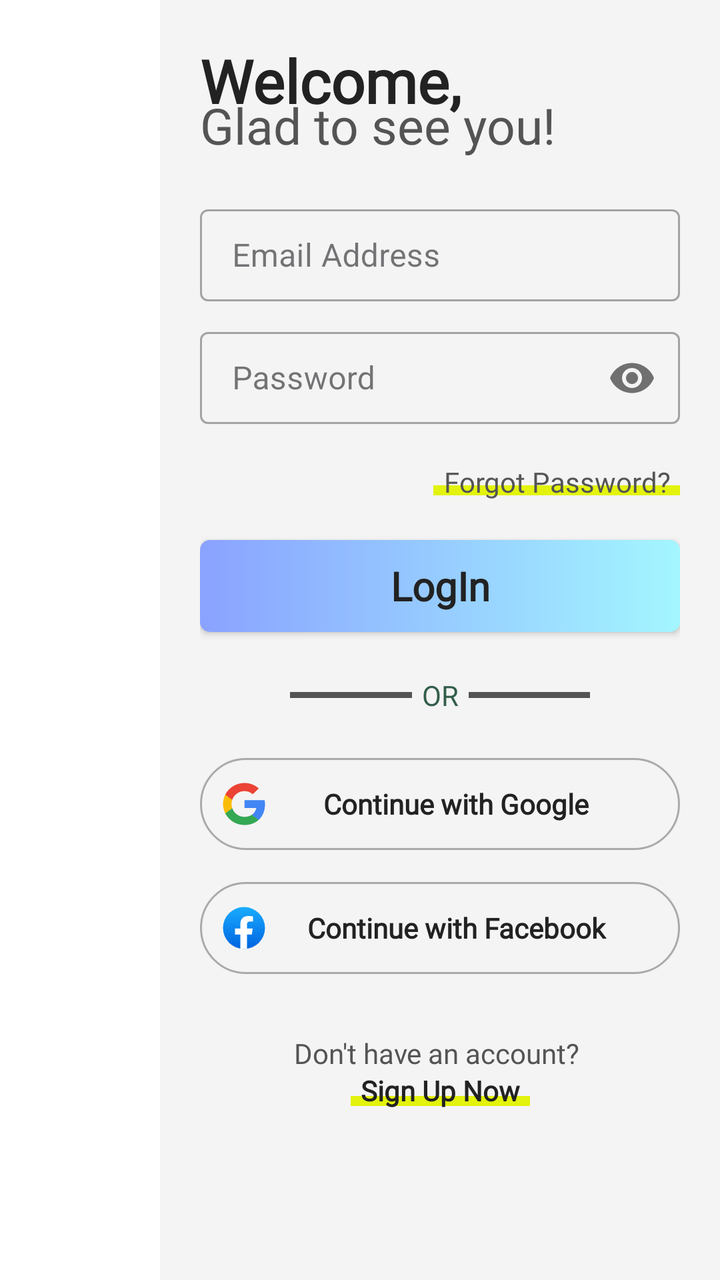
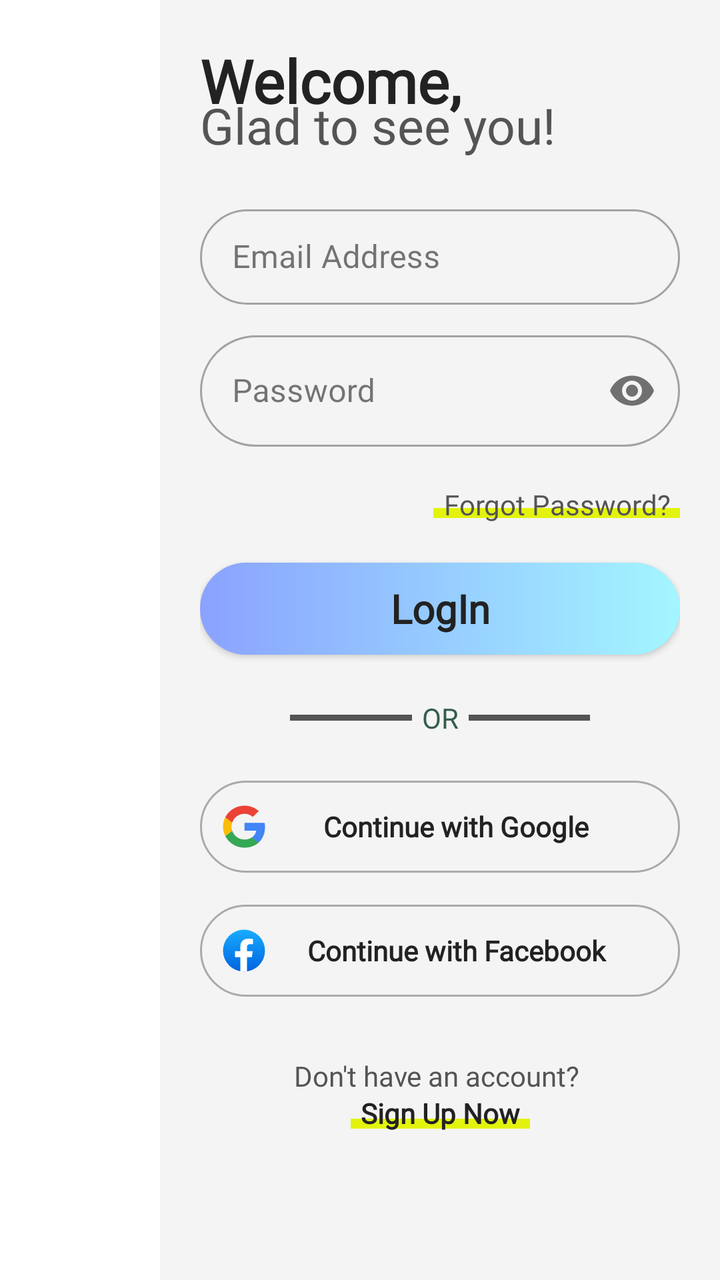

Before-and-after screenshots of an Android layout around one commit, followed by the original layout XML and the change that was made.
<!-- AndroidManifest.xml: application theme Theme.SmartEngineer -->
<!-- res/layout/fragment_login.xml -->
<?xml version="1.0" encoding="utf-8"?>
<androidx.constraintlayout.widget.ConstraintLayout xmlns:android="http://schemas.android.com/apk/res/android"
    xmlns:app="http://schemas.android.com/apk/res-auto"
    xmlns:tools="http://schemas.android.com/tools"
    android:layout_width="match_parent"
    android:layout_height="match_parent"
    tools:context=".fragment.LoginFragment">

    <LinearLayout
        android:id="@+id/sideBar"
        style="@style/sideBar"
        android:orientation="vertical"
        app:layout_constraintBottom_toBottomOf="parent"
        app:layout_constraintStart_toStartOf="parent"
        app:layout_constraintTop_toTopOf="parent" />

    <androidx.constraintlayout.widget.ConstraintLayout
        android:id="@+id/constraintLayout"
        android:layout_width="0dp"
        android:layout_height="match_parent"
        app:layout_constraintBottom_toBottomOf="parent"
        app:layout_constraintEnd_toEndOf="parent"
        app:layout_constraintStart_toEndOf="@+id/sideBar"
        app:layout_constraintTop_toTopOf="parent">

        <ScrollView
            android:layout_width="match_parent"
            android:layout_height="match_parent"
            android:background="@color/mainContainer_Bg"
            android:padding="20dp"
            android:scrollbars="none">

            <androidx.constraintlayout.widget.ConstraintLayout
                android:layout_width="match_parent"
                android:layout_height="wrap_content">

                <TextView
                    android:id="@+id/tvHeading"
                    style="@style/mainContainer_H1"
                    android:layout_width="0dp"
                    android:layout_height="wrap_content"
                    android:text="@string/welcome"
                    app:layout_constraintEnd_toEndOf="parent"
                    app:layout_constraintStart_toStartOf="parent"
                    app:layout_constraintTop_toTopOf="parent" />

                <TextView
                    android:id="@+id/tvSubHeading"
                    style="@style/mainContainer_H2"
                    android:layout_width="match_parent"
                    android:layout_height="wrap_content"
                    android:text="@string/glad_to_see_you"
                    app:layout_constraintEnd_toEndOf="parent"
                    app:layout_constraintStart_toStartOf="parent"
                    app:layout_constraintTop_toBottomOf="@+id/tvHeading" />

                <com.google.android.material.textfield.TextInputLayout
                    android:id="@+id/etLabelEmail"
                    style="@style/Widget.MaterialComponents.TextInputLayout.OutlinedBox.Dense"
                    android:layout_width="match_parent"
                    android:layout_height="wrap_content"
                    android:layout_marginTop="20dp"
                    android:hint="@string/email_address"
                    app:hintTextColor="@color/mainContainer_SubHeadingText"
                    app:layout_constraintEnd_toEndOf="parent"
                    app:layout_constraintStart_toStartOf="parent"
                    app:layout_constraintTop_toBottomOf="@+id/tvSubHeading">


                    <com.google.android.material.textfield.TextInputEditText
                        android:id="@+id/loginEmail"
                        android:layout_width="match_parent"
                        android:layout_height="46dp"
                        android:inputType="textEmailAddress"
                        android:textColor="@color/mainContainer_HeadingText" />

                </com.google.android.material.textfield.TextInputLayout>

                <com.google.android.material.textfield.TextInputLayout
                    android:id="@+id/etLabelPassword"
                    style="@style/Widget.MaterialComponents.TextInputLayout.OutlinedBox"
                    android:layout_width="match_parent"
                    android:layout_height="wrap_content"
                    android:layout_marginTop="10dp"
                    android:hint="@string/password"
                    app:hintTextColor="@color/mainContainer_SubHeadingText"
                    app:layout_constraintEnd_toEndOf="parent"
                    app:layout_constraintStart_toStartOf="parent"
                    app:layout_constraintTop_toBottomOf="@+id/etLabelEmail"
                    app:passwordToggleEnabled="true">

                    <com.google.android.material.textfield.TextInputEditText
                        android:id="@+id/loginPassword"
                        android:layout_width="match_parent"
                        android:layout_height="46dp"
                        android:inputType="textPassword"
                        android:textColor="@color/mainContainer_HeadingText" />

                </com.google.android.material.textfield.TextInputLayout>

                <androidx.appcompat.widget.AppCompatButton
                    android:id="@+id/btnForgotPassword"
                    android:layout_width="wrap_content"
                    android:layout_height="wrap_content"
                    android:layout_marginTop="5dp"
                    android:layout_gravity="end"
                    android:background="@color/transparent"
                    android:fontFamily="@font/logo_font"
                    android:paddingLeft="5dp"
                    android:paddingRight="5dp"
                    android:text="Forgot Password?"
                    android:textAllCaps="false"
                    android:textColor="@color/mainContainer_SubHeadingText"
                    app:layout_constraintEnd_toEndOf="parent"
                    app:layout_constraintTop_toBottomOf="@+id/etLabelPassword" />

                <view
                    class="android.widget.ImageView"
                    android:layout_width="0dp"
                    android:layout_height="5dp"
                    android:layout_marginTop="8dp"
                    android:background="@color/underlineText"
                    android:padding="2dp"
                    app:layout_constraintBottom_toBottomOf="@+id/btnForgotPassword"
                    app:layout_constraintEnd_toEndOf="@+id/btnForgotPassword"
                    app:layout_constraintStart_toStartOf="@+id/btnForgotPassword"
                    app:layout_constraintTop_toTopOf="@+id/btnForgotPassword" />

                <androidx.appcompat.widget.AppCompatButton
                    android:id="@+id/btnLogin"
                    android:layout_width="match_parent"
                    android:layout_height="46dp"
                    android:background="@drawable/bg_button"
                    android:clickable="true"
                    android:elevation="4dp"
                    android:layout_marginTop="5dp"
                    android:focusable="true"
                    android:gravity="center_vertical|center_horizontal"
                    android:fontFamily="@font/roboto"
                    android:foreground="?attr/selectableItemBackground"
                    android:text="@string/login"
                    android:textColor="@color/mainContainer_HeadingText"
                    android:textAllCaps="false"
                    android:textSize="20sp"
                    android:textStyle="bold"
                    app:layout_constraintEnd_toEndOf="parent"
                    app:layout_constraintStart_toStartOf="parent"
                    app:layout_constraintTop_toBottomOf="@+id/btnForgotPassword" />

                <view
                    android:id="@+id/viewLine"
                    class="android.widget.ImageView"
                    android:layout_width="150dp"
                    android:layout_height="3dp"
                    android:layout_marginTop="30dp"
                    android:background="@color/mainContainer_SubHeadingText"
                    android:padding="2dp"
                    app:layout_constraintEnd_toEndOf="parent"
                    app:layout_constraintStart_toStartOf="parent"
                    app:layout_constraintTop_toBottomOf="@+id/btnLogin" />

                <TextView
                    android:id="@+id/orWith"
                    android:layout_width="wrap_content"
                    android:layout_height="wrap_content"
                    android:layout_gravity="center"
                    android:background="@color/mainContainer_Bg"
                    android:fontFamily="@font/main_font_regular_2"
                    android:paddingLeft="5dp"
                    android:paddingRight="5dp"
                    android:text="OR"
                    android:textAllCaps="false"
                    android:textColor="#335e4a"
                    app:layout_constraintBottom_toBottomOf="@+id/viewLine"
                    app:layout_constraintEnd_toEndOf="@+id/viewLine"
                    app:layout_constraintStart_toStartOf="@+id/viewLine"
                    app:layout_constraintTop_toTopOf="@+id/viewLine" />

                <androidx.appcompat.widget.AppCompatButton
                    android:layout_width="match_parent"
                    android:layout_height="46dp"
                    android:id="@+id/googleCntBtn"
                    android:drawableStart="@drawable/sl_google_color"
                    android:src="@drawable/svg_btn_continue_with_google"
                    android:text="@string/continue_with_google"
                    android:textColor="@color/mainContainer_HeadingText"
                    android:textSize="@dimen/text_size_medium"
                    android:layout_marginTop="30dp"
                    app:layout_constraintEnd_toEndOf="parent"
                    app:layout_constraintStart_toStartOf="parent"
                    app:layout_constraintTop_toBottomOf="@+id/viewLine"
                    style="@style/btn_social_media" />

                <androidx.appcompat.widget.AppCompatButton
                    android:layout_width="match_parent"
                    android:layout_height="46dp"
                    android:id="@+id/facebookCntBtn"
                    android:drawableStart="@drawable/sl_facebook_color"
                    android:textColor="@color/mainContainer_HeadingText"
                    android:src="@drawable/svg_btn_continue_with_google"
                    android:text="@string/continue_with_facebook"
                    android:layout_marginTop="16dp"
                    android:textSize="@dimen/text_size_medium"
                    app:layout_constraintEnd_toEndOf="parent"
                    app:layout_constraintStart_toStartOf="parent"
                    app:layout_constraintTop_toBottomOf="@+id/googleCntBtn"
                    style="@style/btn_social_media" />

                

                <TextView
                    android:id="@+id/tvAnyAccount"
                    android:layout_width="wrap_content"
                    android:layout_height="wrap_content"
                    android:layout_marginTop="30dp"
                    android:fontFamily="@font/logo_font"
                    android:paddingLeft="5dp"
                    android:paddingRight="5dp"
                    android:text="Don't have an account? "
                    android:textAlignment="center"
                    android:textColor="@color/mainContainer_SubHeadingText"
                    app:layout_constraintEnd_toEndOf="parent"
                    app:layout_constraintStart_toStartOf="parent"
                    app:layout_constraintTop_toBottomOf="@+id/facebookCntBtn" />

                <androidx.appcompat.widget.AppCompatButton
                    android:id="@+id/btnSignUp"
                    android:layout_width="wrap_content"
                    android:layout_height="wrap_content"
                    android:layout_gravity="center"
                    android:layout_marginTop="-15dp"
                    android:background="@color/transparent"
                    android:fontFamily="@font/main_font_regular_2"
                    android:paddingLeft="5dp"
                    android:paddingRight="5dp"
                    android:text="Sign Up Now"
                    android:textAllCaps="false"
                    android:textColor="@color/mainContainer_HeadingText"
                    android:textStyle="bold"
                    app:layout_constraintEnd_toEndOf="parent"
                    app:layout_constraintStart_toStartOf="parent"
                    app:layout_constraintTop_toBottomOf="@+id/tvAnyAccount" />

                <view
                    android:id="@+id/view"
                    class="android.widget.ImageView"
                    android:layout_width="0dp"
                    android:layout_height="5dp"
                    android:layout_marginTop="10dp"
                    android:background="@color/underlineText"
                    android:padding="2dp"
                    app:layout_constraintBottom_toBottomOf="@+id/btnSignUp"
                    app:layout_constraintEnd_toEndOf="@+id/btnSignUp"
                    app:layout_constraintStart_toStartOf="@+id/btnSignUp"
                    app:layout_constraintTop_toTopOf="@+id/btnSignUp" />

            </androidx.constraintlayout.widget.ConstraintLayout>
        </ScrollView>

    </androidx.constraintlayout.widget.ConstraintLayout>

</androidx.constraintlayout.widget.ConstraintLayout>
<!-- resources referenced by this layout -->
<resources>
  <color name="mainContainer_Bg">#f4f4f4</color>
  <color name="mainContainer_HeadingText">#222222</color>
  <color name="mainContainer_SubHeadingText">#545454</color>
  <color name="transparent">#00000000</color>
  <color name="underlineText">#E3F30D</color>
  <dimen name="text_size_medium">16sp</dimen>
  <!-- drawable bg_button (drawable) -->
  <?xml version="1.0" encoding="utf-8"?>
  <shape xmlns:android="http://schemas.android.com/apk/res/android"
      android:shape="rectangle">
  
      <corners android:radius="5dp"/>
      <gradient android:startColor="@color/BtnGradientBlue__Dark"
          android:endColor="@color/BtnGradientBlue__Light"/>
  
  </shape>
  <string name="continue_with_facebook">Continue with Facebook</string>
  <string name="continue_with_google">Continue with Google</string>
  <string name="email_address">Email Address</string>
  <string name="glad_to_see_you">Glad to see you!</string>
  <string name="login">LogIn</string>
  <string name="password">Password</string>
  <string name="welcome">Welcome,</string>
  <style name="mainContainer_H1">
          <item name="android:fontFamily">@font/main_font_regular_2</item>
          <item name="android:textAlignment">textStart</item>
          <item name="android:textColor">@color/mainContainer_HeadingText</item>
          <item name="android:textSize">30sp</item>
          <item name="android:textStyle">bold</item>
      </style>
  <style name="mainContainer_H2">
          <item name="android:layout_marginTop">-15dp</item>
          <item name="android:fontFamily">@font/main_font_regular_2</item>
          <item name="android:textAlignment">textStart</item>
          <item name="android:textColor">@color/mainContainer_SubHeadingText</item>
          <item name="android:textSize">25sp</item>
      </style>
  <style name="sideBar">
          <item name="android:layout_width">@dimen/size_sidebar_width</item>
          <item name="android:layout_height">match_parent</item>
          <item name="android:background">@color/sideBar_Bg</item>
          <item name="android:orientation">vertical</item>
      </style>
  <style name="Theme.SmartEngineer" parent="Base.Theme.SmartEngineer" />
  <color name="BtnGradientBlue__Dark">#8AA2FF</color>
  <color name="BtnGradientBlue__Light">#A3F6FF</color>
  <!-- drawable sl_button_social_login_signup (drawable) -->
  <?xml version="1.0" encoding="utf-8"?>
  <shape xmlns:android="http://schemas.android.com/apk/res/android"
      android:shape="rectangle">
  
      <stroke android:width="1dp"
          android:color="@color/gray__Light"/>
      <corners android:radius="50dp"/>
  
  </shape>
  <string name="continue_with_social_media">Continue with Social Media</string>
  <dimen name="size_xlarge">32dp</dimen>
  <dimen name="size_sidebar_width">112dp</dimen>
  <color name="sideBar_Bg">#FFFFFFFF</color>
  <style name="Base.Theme.SmartEngineer" parent="Theme.Material3.DayNight.NoActionBar">
          
          
  
          
          <item name="colorPrimary">@color/blue__LavenderBlue</item>
          <item name="colorPrimaryVariant">@color/blue__LavenderBlue</item>
          <item name="colorOnPrimary">@color/white</item>
          
          <item name="colorSecondary">@color/green__VividCyan</item>
          <item name="colorSecondaryVariant">@color/green__DarkCyan</item>
          <item name="colorOnSecondary">@color/black</item>
          
          <item name="android:statusBarColor">?attr/colorPrimaryVariant</item>
          
      </style>
  <color name="gray__Light">#aaaaaa</color>
  <color name="blue__LavenderBlue">#8692f7</color>
  <color name="white">#FFFFFFFF</color>
  <color name="green__VividCyan">#03DAC5</color>
  <color name="green__DarkCyan">#008B8B</color>
  <color name="black">#000000</color>
  <!-- unchanged entries left out for length: 4 -->
</resources>

<!-- the commit's change to res/layout/fragment_login.xml (unified diff, before → after) -->
@@ -64,13 +64,14 @@
                     app:hintTextColor="@color/mainContainer_SubHeadingText"
                     app:layout_constraintEnd_toEndOf="parent"
                     app:layout_constraintStart_toStartOf="parent"
-                    app:layout_constraintTop_toBottomOf="@+id/tvSubHeading">
+                    app:layout_constraintTop_toBottomOf="@+id/tvSubHeading"
+                    app:shapeAppearance="@style/Rounded">
 
 
                     <com.google.android.material.textfield.TextInputEditText
                         android:id="@+id/loginEmail"
                         android:layout_width="match_parent"
-                        android:layout_height="46dp"
+                        android:layout_height="wrap_content"
                         android:inputType="textEmailAddress"
                         android:textColor="@color/mainContainer_HeadingText" />
 
@@ -87,12 +88,13 @@
                     app:layout_constraintEnd_toEndOf="parent"
                     app:layout_constraintStart_toStartOf="parent"
                     app:layout_constraintTop_toBottomOf="@+id/etLabelEmail"
-                    app:passwordToggleEnabled="true">
+                    app:passwordToggleEnabled="true"
+                    app:shapeAppearance="@style/Rounded">
 
                     <com.google.android.material.textfield.TextInputEditText
                         android:id="@+id/loginPassword"
                         android:layout_width="match_parent"
-                        android:layout_height="46dp"
+                        android:layout_height="wrap_content"
                         android:inputType="textPassword"
                         android:textColor="@color/mainContainer_HeadingText" />
 
@@ -108,7 +110,7 @@
                     android:fontFamily="@font/logo_font"
                     android:paddingLeft="5dp"
                     android:paddingRight="5dp"
-                    android:text="Forgot Password?"
+                    android:text="@string/forgot_password"
                     android:textAllCaps="false"
                     android:textColor="@color/mainContainer_SubHeadingText"
                     app:layout_constraintEnd_toEndOf="parent"
@@ -168,7 +170,7 @@
                     android:fontFamily="@font/main_font_regular_2"
                     android:paddingLeft="5dp"
                     android:paddingRight="5dp"
-                    android:text="OR"
+                    android:text="@string/or"
                     android:textAllCaps="false"
                     android:textColor="#335e4a"
                     app:layout_constraintBottom_toBottomOf="@+id/viewLine"
<!-- resource entries referenced after the edit -->
@@ -11,7 +11,7 @@
   <shape xmlns:android="http://schemas.android.com/apk/res/android"
       android:shape="rectangle">
   
-      <corners android:radius="5dp"/>
+      <corners android:radius="50dp"/>
       <gradient android:startColor="@color/BtnGradientBlue__Dark"
           android:endColor="@color/BtnGradientBlue__Light"/>
   
@@ -19,10 +19,16 @@
   <string name="continue_with_facebook">Continue with Facebook</string>
   <string name="continue_with_google">Continue with Google</string>
   <string name="email_address">Email Address</string>
+  <string name="forgot_password">Forgot Password?</string>
   <string name="glad_to_see_you">Glad to see you!</string>
   <string name="login">LogIn</string>
+  <string name="or">OR</string>
   <string name="password">Password</string>
   <string name="welcome">Welcome,</string>
+  <style name="Rounded" parent="ShapeAppearance.MaterialComponents.SmallComponent">
+          <item name="cornerFamily">rounded</item>
+          <item name="cornerSize">40dp</item>
+      </style>
   <style name="mainContainer_H1">
           <item name="android:fontFamily">@font/main_font_regular_2</item>
           <item name="android:textAlignment">textStart</item>
